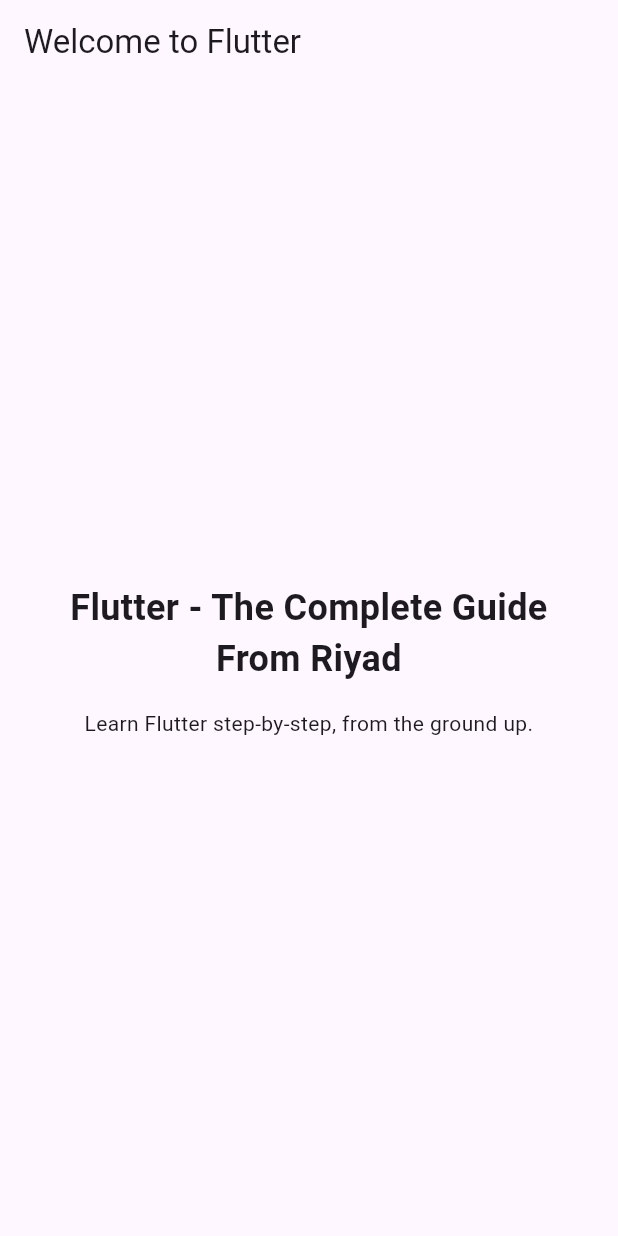
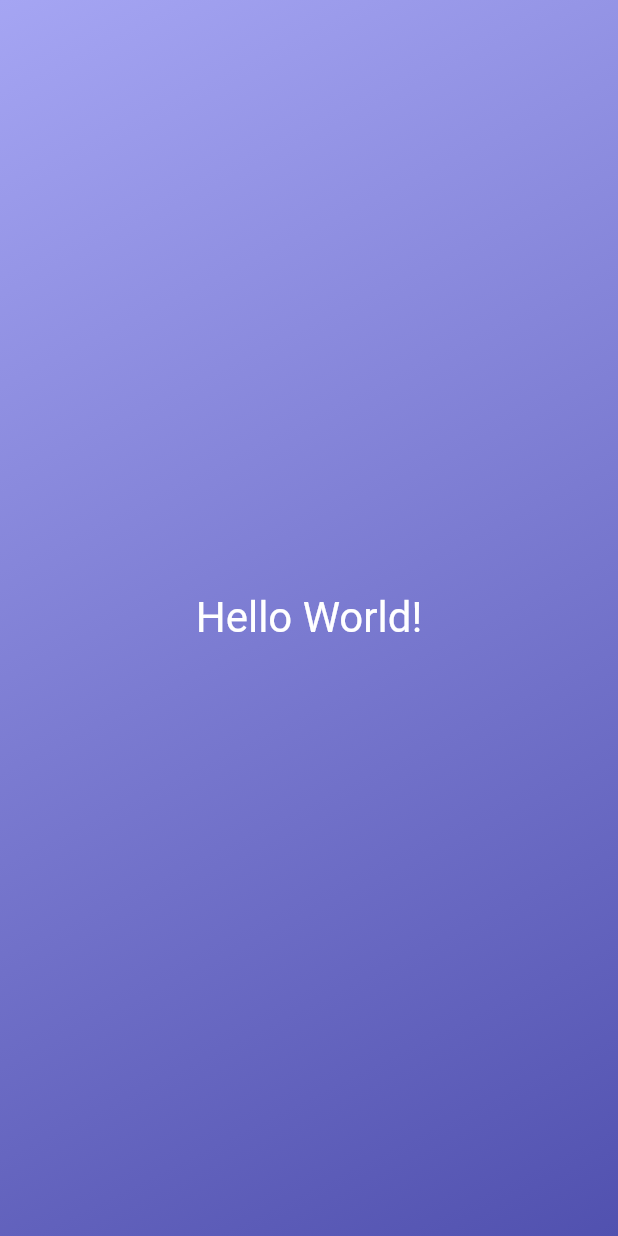
Before and after one commit to yhrjfj/Dice_App, a Flutter app: the screen it shows after launch, on a phone screen of 412 x 824 dp. Run offline on Flutter 3.47's test engine with Material 2 defaults, Android fonts, the phone set to English and light mode, and no system bars.

```diff
--- a/lib/main.dart
+++ b/lib/main.dart
@@ -1,52 +1,33 @@
 import 'package:flutter/material.dart';
 
 void main() {
-  runApp(const MyApp());
+  runApp(
+    MaterialApp(
+      home: Scaffold(
+        body: GradientContainer(),
+      ),
+    ),
+  );
 }
 
-// With Flutter, you create user interfaces by combining "widgets"
-// You'll learn all about them (and much more) throughout this course!
-class MyApp extends StatelessWidget {
-  const MyApp({super.key});
-
-  // Every custom widget must have a build() method
-  // It tells Flutter, which widgets make up your custom widget
-  // Again: You'll learn all about that throughout the course!
+class GradientContainer extends StatelessWidget {
   @override
-  Widget build(BuildContext context) {
-    // Below, a bunch of built-in widgets are used (provided by Flutter)
-    // They will be explained in the next sections
-    // In this course, you will, of course, not just use them a lot but
-    // also learn about many other widgets!
-    return MaterialApp(
-      title: 'Flutter First App',
-      theme: ThemeData(useMaterial3: true),
-      home: Scaffold(
-        appBar: AppBar(
-          title: const Text('Welcome to Flutter'),
+  Widget build(context) {
+    return Container(
+      decoration: const BoxDecoration(
+        gradient: LinearGradient(
+          colors: [
+            Color.fromRGBO(165, 165, 243, 1),
+            Color.fromRGBO(81, 81, 175, 1),
+          ],
+          begin: Alignment.topLeft,
+          end: Alignment.bottomRight,
         ),
-        body: Container(
-          width: double.infinity,
-          padding: const EdgeInsets.all(12),
-          child: Column(
-            mainAxisAlignment: MainAxisAlignment.center,
-            crossAxisAlignment: CrossAxisAlignment.center,
-            children: const [
-              Text(
-                'Flutter - The Complete Guide\nFrom Riyad',
-                textAlign: TextAlign.center,
-                style: TextStyle(
-                  fontSize: 24,
-                  fontWeight: FontWeight.bold,
-                ),
-              ),
-              SizedBox(height: 16),
-              Text(
-                'Learn Flutter step-by-step, from the ground up.',
-                textAlign: TextAlign.center,
-              ),
-            ],
-          ),
+      ),
+      child: const Center(
+        child: Text(
+          'Hello World!',
+          style: TextStyle(color: Colors.white, fontSize: 28),
         ),
       ),
     );
```
